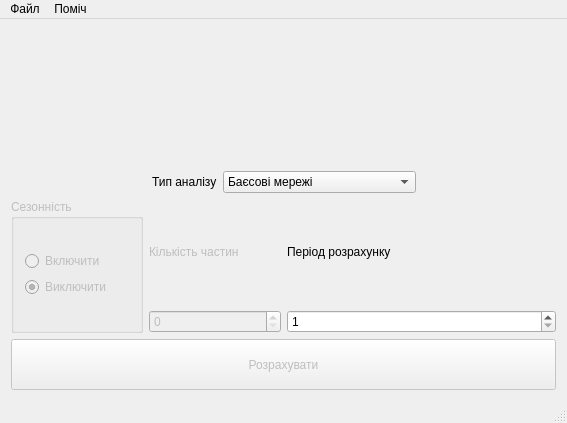
Before: the Qt Designer form mainwindow.ui in maximillian2/time-series, drawn with Qt 5.
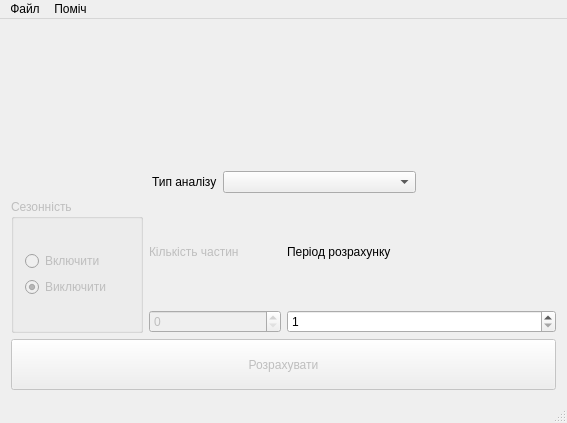
After: the same form once the commit is applied. Icons and pictures are not drawn.

Commit message: Partly fixed bug with program input.

```diff
--- a/mainwindow.ui
+++ b/mainwindow.ui
@@ -74,6 +74,11 @@
       </item>
       <item>
        <widget class="QComboBox" name="comboBox">
+        <item>
+         <property name="text">
+          <string/>
+         </property>
+        </item>
         <item>
          <property name="text">
           <string>Баєсові мережі</string>
```
Left out of the diff: 1 changed line with no effect on the pictures. The commit also changes 2 other files.
